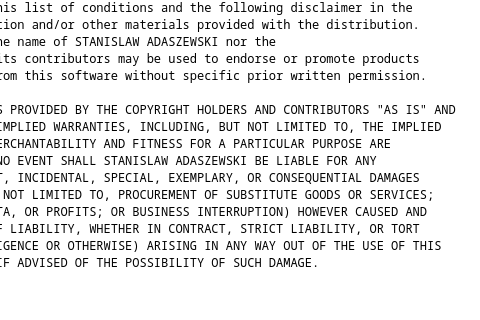
Old version of the form src/gui/SettingsDialog.ui in the repository eringerli/QtOpenGuidance; both pictures show x 150 to 630 and y 240 to 560 of the 944 by 745 pixel window.
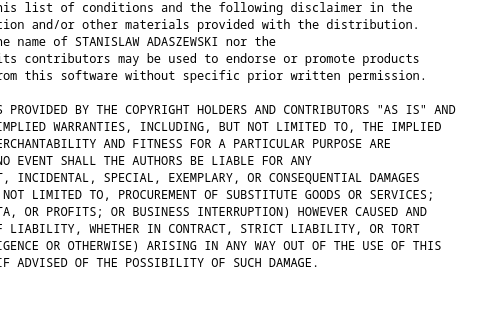
New version of the form. The open tabs and pages were chosen to show the change. Icons and pictures are not drawn. Custom widgets are drawn as their Qt base class.

```diff
--- a/src/gui/SettingsDialog.ui
+++ b/src/gui/SettingsDialog.ui
@@ -2822,7 +2822,7 @@
 THIS SOFTWARE IS PROVIDED BY THE COPYRIGHT HOLDERS AND CONTRIBUTORS &quot;AS IS&quot; AND
 ANY EXPRESS OR IMPLIED WARRANTIES, INCLUDING, BUT NOT LIMITED TO, THE IMPLIED
 WARRANTIES OF MERCHANTABILITY AND FITNESS FOR A PARTICULAR PURPOSE ARE
-DISCLAIMED. IN NO EVENT SHALL STANISLAW ADASZEWSKI BE LIABLE FOR ANY
+DISCLAIMED. IN NO EVENT SHALL THE AUTHORS BE LIABLE FOR ANY
 DIRECT, INDIRECT, INCIDENTAL, SPECIAL, EXEMPLARY, OR CONSEQUENTIAL DAMAGES
 (INCLUDING, BUT NOT LIMITED TO, PROCUREMENT OF SUBSTITUTE GOODS OR SERVICES;
 LOSS OF USE, DATA, OR PROFITS; OR BUSINESS INTERRUPTION) HOWEVER CAUSED AND
```
